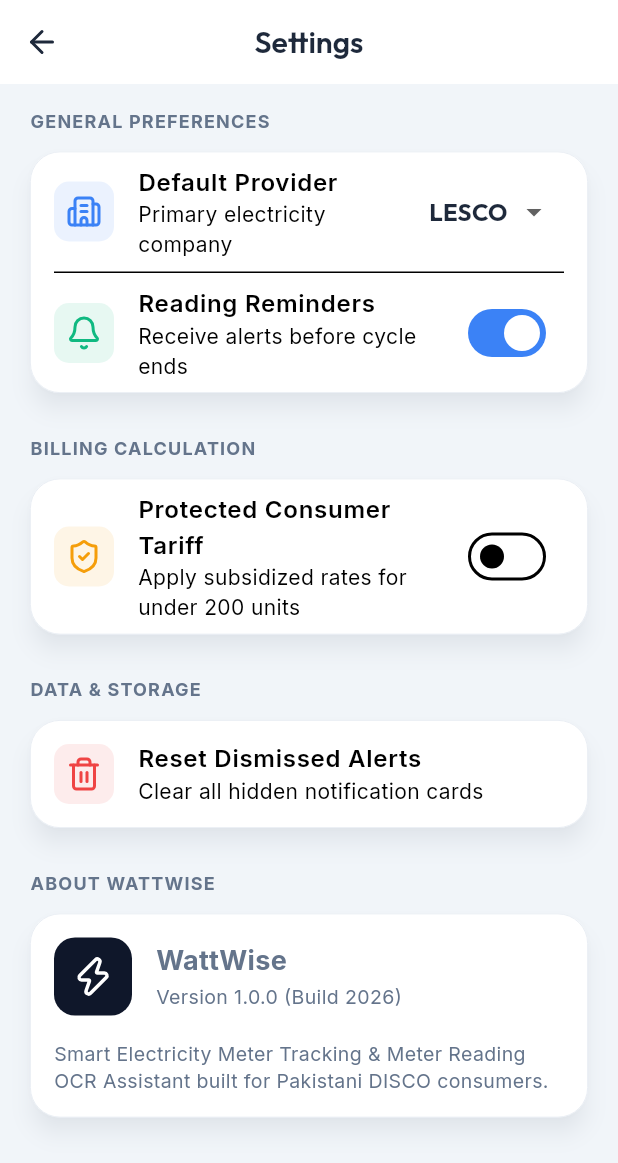
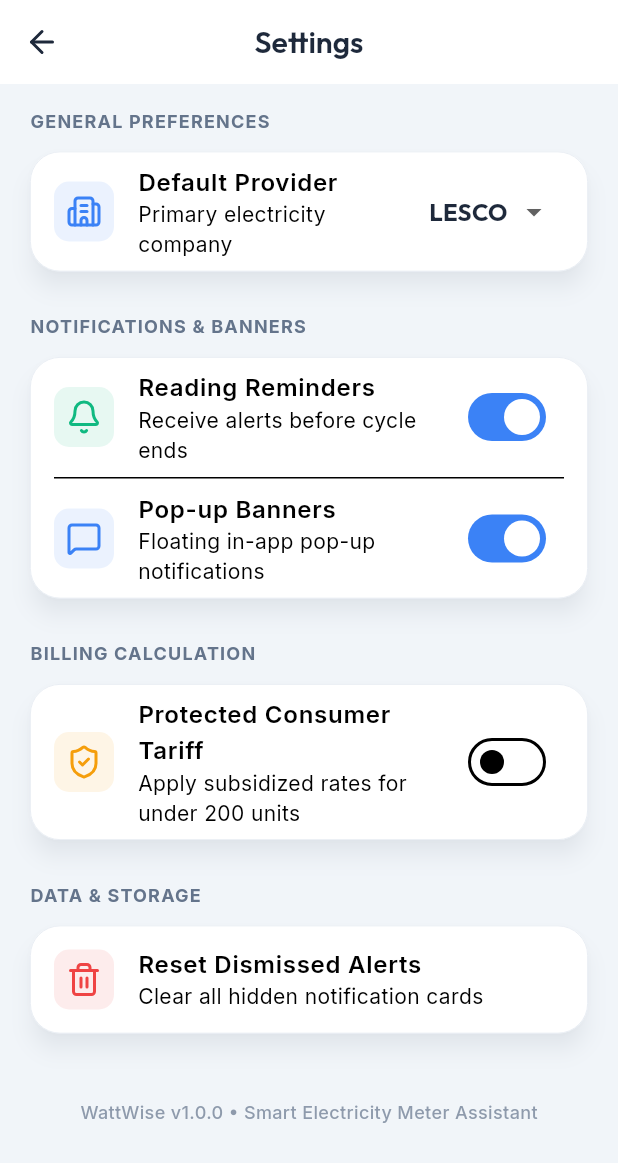
Before and after one commit to abdullahsajid0/MeterReaderflutter, a Flutter app: the SettingsScreen screen opened by its route, on a phone screen of 412 x 824 dp. Shown: the top 1163 px of the screen. Run offline on Flutter 3.47's test engine with Material 3 defaults, Android fonts, the phone set to English and light mode, and no system bars; our stand-ins replace camera, fl_chart, go_router, google_fonts, image_picker, lucide_icons and 1 more; missing offline and left inert: google_mlkit_text_recognition; accounts and stored records are empty.

Commit message:
feat: add meter details screen, settings screen, and notification banner widget

```diff
--- a/lib/screens/settings_screen.dart
+++ b/lib/screens/settings_screen.dart
@@ -14,6 +14,7 @@
 
 class _SettingsScreenState extends State<SettingsScreen> {
   bool _notificationsEnabled = true;
+  bool _popupBannersEnabled = true;
   bool _protectedTariff = false;
   String _selectedProvider = 'LESCO';
 
@@ -78,7 +79,15 @@
                     },
                   ),
                 ),
-                const Divider(height: 1, indent: 16, endIndent: 16),
+              ],
+            ),
+          ),
+          const SizedBox(height: 24),
+          _buildSectionHeader('Notifications & Banners'),
+          const SizedBox(height: 8),
+          Card(
+            child: Column(
+              children: [
                 SwitchListTile(
                   secondary: Container(
                     padding: const EdgeInsets.all(8),
@@ -93,6 +102,22 @@
                   subtitle: const Text('Receive alerts before cycle ends'),
                   value: _notificationsEnabled,
                   onChanged: (val) => setState(() => _notificationsEnabled = val),
+                ),
+                const Divider(height: 1, indent: 16, endIndent: 16),
+                SwitchListTile(
+                  secondary: Container(
+                    padding: const EdgeInsets.all(8),
+                    decoration: BoxDecoration(
+                      color: AppTheme.accent.withOpacity(0.1),
+                      borderRadius: BorderRadius.circular(10),
+                    ),
+                    child: const Icon(LucideIcons.messageSquare, color: AppTheme.accent),
+                  ),
+                  title: const Text('Pop-up Banners',
+                      style: TextStyle(fontWeight: FontWeight.w600)),
+                  subtitle: const Text('Floating in-app pop-up notifications'),
+                  value: _popupBannersEnabled,
+                  onChanged: (val) => setState(() => _popupBannersEnabled = val),
                 ),
               ],
             ),
@@ -150,48 +175,18 @@
               ],
             ),
           ),
-          const SizedBox(height: 24),
-          _buildSectionHeader('About WattWise'),
-          const SizedBox(height: 8),
-          Card(
-            child: Padding(
-              padding: const EdgeInsets.all(16),
-              child: Column(
-                children: [
-                  Row(
-                    children: [
-                      Container(
-                        padding: const EdgeInsets.all(12),
-                        decoration: BoxDecoration(
-                          color: AppTheme.primary,
-                          borderRadius: BorderRadius.circular(14),
-                        ),
-                        child: const Icon(LucideIcons.zap, color: Colors.white, size: 28),
-                      ),
-                      const SizedBox(width: 16),
-                      const Column(
-                        crossAxisAlignment: CrossAxisAlignment.start,
-                        children: [
-                          Text('WattWise',
-                              style: TextStyle(
-                                  fontWeight: FontWeight.bold, fontSize: 18)),
-                          SizedBox(height: 2),
-                          Text('Version 1.0.0 (Build 2026)',
-                              style: TextStyle(
-                                  color: AppTheme.textSecondary, fontSize: 13)),
-                        ],
-                      ),
-                    ],
-                  ),
-                  const SizedBox(height: 16),
-                  const Text(
-                    'Smart Electricity Meter Tracking & Meter Reading OCR Assistant built for Pakistani DISCO consumers.',
-                    style: TextStyle(color: AppTheme.textSecondary, fontSize: 13, height: 1.4),
-                  ),
-                ],
+          const SizedBox(height: 40),
+          Center(
+            child: Text(
+              'WattWise v1.0.0 • Smart Electricity Meter Assistant',
+              style: TextStyle(
+                fontSize: 12,
+                color: AppTheme.textSecondary.withOpacity(0.7),
+                fontWeight: FontWeight.w500,
               ),
             ),
           ),
+          const SizedBox(height: 20),
         ],
       ),
     );
```
Also changed, not shown: lib/screens/meter_details_screen.dart (+52 -1 lines), lib/widgets/top_notification_banner.dart (added, +188 -0 lines).
